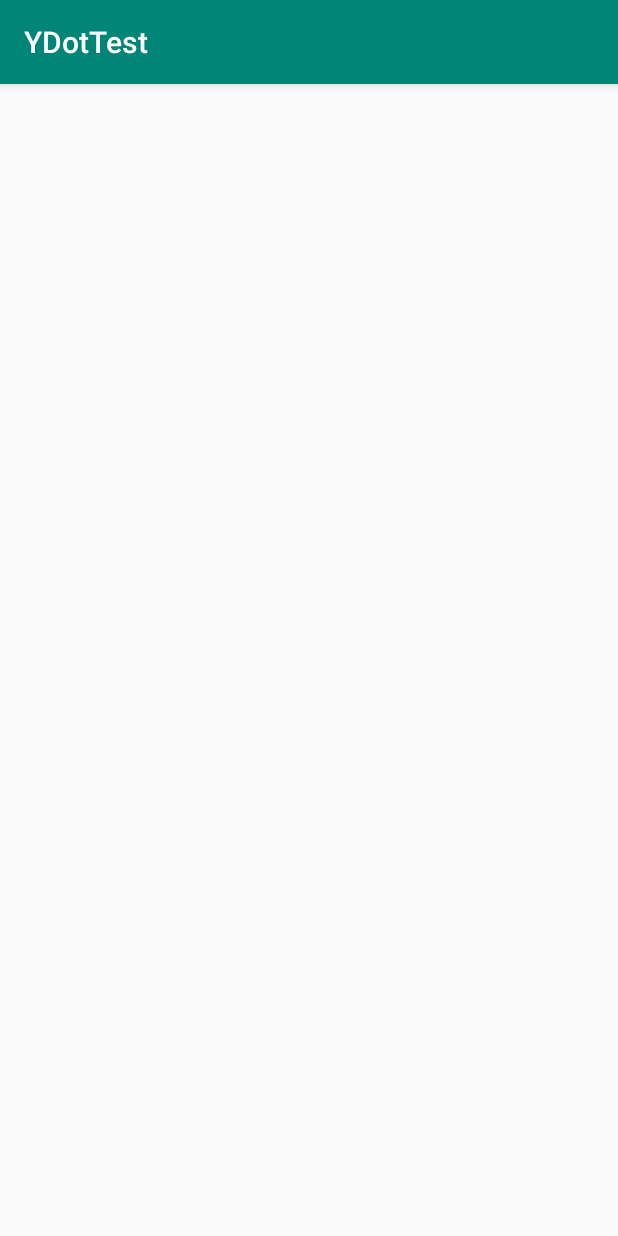
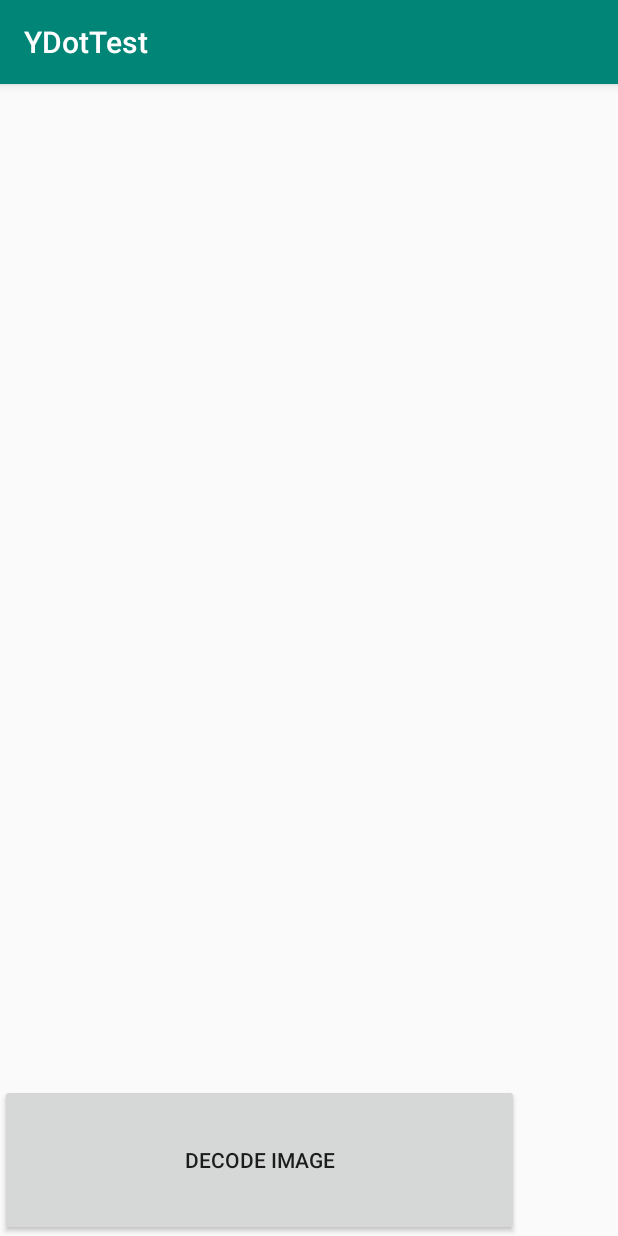
Before and after one commit to vincentxman/YDotTest, an Android app: the screen it shows after launch (MainActivity), on a phone screen of 412 x 824 dp. Run offline under Robolectric (Android 15) with nearby library versions, the phone set to English and light mode, and no system bars; 2 statements that could not run were skipped.

Commit message:
Pen _pen.decode(Img.getBmpRaw(this,"/res/raw/img10001.bmp"));

```diff
--- a/app/src/main/java/com/cdgo/ydottest/MainActivity.java
+++ b/app/src/main/java/com/cdgo/ydottest/MainActivity.java
@@ -1,28 +1,41 @@
 package com.cdgo.ydottest;
 
-import android.content.Intent;
-import android.net.Uri;
+import android.os.Bundle;
 import android.support.v7.app.AppCompatActivity;
-import android.os.Bundle;
+import android.util.Log;
+import android.view.View;
 import android.widget.TextView;
+import com.cdgo.libydot.Pen;
+import com.cdgo.tools.Img;
 
-import com.cdgo.libydot.PenJni;
+public class MainActivity extends AppCompatActivity implements Pen.OnTouchListener {
 
-public class MainActivity extends AppCompatActivity {
+    static private Pen _pen=new Pen();
 
     @Override
     protected void onCreate(Bundle savedInstanceState) {
         super.onCreate(savedInstanceState);
         setContentView(R.layout.activity_main);
-        // ATTENTION: This was auto-generated to handle app links.
-//        Intent appLinkIntent = getIntent();
-//        String appLinkAction = appLinkIntent.getAction();
-//        Uri appLinkData = appLinkIntent.getData();
 
-        PenJni pj=new PenJni();
-        String s=pj.stringFromJNI()+"...";
+        String s=_pen.getVersion()+"...";
         TextView tv=findViewById(R.id.idText);
         tv.setText(s);
 
+        _pen.setOnTouchListener(this);
+    }
+
+    @Override
+    public void onTouch(boolean bTouch) {
+        Log.i("LibYdot",String.format("MainActivity:onTouch(%b)",bTouch));
+    }
+
+    @Override
+    public void onRecognized(long id) {
+        Log.i("LibYdot",String.format("MainActivity:onRecognized(%d)",id));
+    }
+
+    public void onTest(View view) {
+        //step 1:
+        _pen.decode(Img.getBmpRaw(this,"/res/raw/img10001.bmp"));
     }
 }
--- a/app/src/main/res/layout/activity_main.xml
+++ b/app/src/main/res/layout/activity_main.xml
@@ -13,8 +13,19 @@
         android:layout_height="wrap_content"
         android:text="Hello World!"
         app:layout_constraintBottom_toBottomOf="parent"
+        app:layout_constraintHorizontal_bias="0.051"
         app:layout_constraintLeft_toLeftOf="parent"
         app:layout_constraintRight_toRightOf="parent"
-        app:layout_constraintTop_toTopOf="parent" />
+        app:layout_constraintTop_toTopOf="parent"
+        app:layout_constraintVertical_bias="0.014" />
+
+    <Button
+        android:id="@+id/idBtnTest"
+        android:layout_width="346dp"
+        android:layout_height="101dp"
+        android:text="Decode Image"
+        android:onClick="onTest"
+        app:layout_constraintBottom_toBottomOf="parent"
+        tools:layout_editor_absoluteX="16dp" />
 
 </android.support.constraint.ConstraintLayout>
--- a/libYdot/src/main/java/com/cdgo/libydot/PenJni.java
+++ b/libYdot/src/main/java/com/cdgo/libydot/PenJni.java
@@ -7,7 +7,7 @@ public class PenJni {
         System.loadLibrary("Ydot-lib");
     }
 
-    public final native String stringFromJNI();
+    public final native String getVersion();
 
     protected final native void decodeBuf(byte[] img);
     //----------------------------------------------
```
Also changed, not shown: libYdot/src/main/java/com/cdgo/tools/Dir.java (added, +9 -0 lines), libYdot/src/main/java/com/cdgo/tools/Img.java (added, +23 -0 lines), 1 other file.
